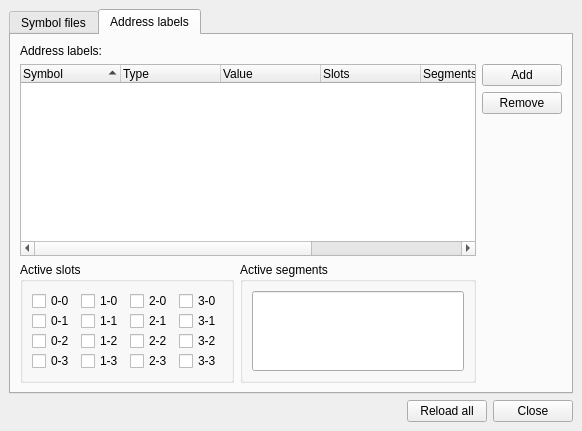
Qt form src/SymbolManager.ui (openMSX/debugger) before a commit.
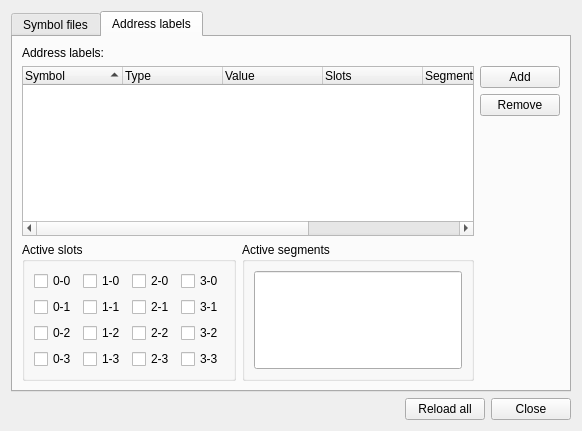
The same form after that commit. The open tabs and pages were chosen to show the change.

Commit message: Added reload function and several fixes in symbol manager.

What changed in the file:
```diff
--- a/src/SymbolManager.ui
+++ b/src/SymbolManager.ui
@@ -19,21 +19,6 @@
    <bool>true</bool>
   </property>
   <layout class="QVBoxLayout" >
-   <property name="spacing" >
-    <number>6</number>
-   </property>
-   <property name="leftMargin" >
-    <number>9</number>
-   </property>
-   <property name="topMargin" >
-    <number>9</number>
-   </property>
-   <property name="rightMargin" >
-    <number>9</number>
-   </property>
-   <property name="bottomMargin" >
-    <number>9</number>
-   </property>
    <item>
     <widget class="QTabWidget" name="tabWidget" >
      <property name="currentIndex" >
@@ -148,24 +133,6 @@
        <string>Address labels</string>
       </attribute>
       <layout class="QGridLayout" >
-       <property name="leftMargin" >
-        <number>9</number>
-       </property>
-       <property name="topMargin" >
-        <number>9</number>
-       </property>
-       <property name="rightMargin" >
-        <number>9</number>
-       </property>
-       <property name="bottomMargin" >
-        <number>9</number>
-       </property>
-       <property name="horizontalSpacing" >
-        <number>6</number>
-       </property>
-       <property name="verticalSpacing" >
-        <number>6</number>
-       </property>
        <item row="0" column="0" >
         <widget class="QLabel" name="label_2" >
          <property name="text" >
@@ -175,21 +142,6 @@
        </item>
        <item row="2" column="0" >
         <layout class="QHBoxLayout" >
-         <property name="spacing" >
-          <number>6</number>
-         </property>
-         <property name="leftMargin" >
-          <number>0</number>
-         </property>
-         <property name="topMargin" >
-          <number>0</number>
-         </property>
-         <property name="rightMargin" >
-          <number>0</number>
-         </property>
-         <property name="bottomMargin" >
-          <number>0</number>
-         </property>
          <item>
           <widget class="QGroupBox" name="groupSlots" >
            <property name="sizePolicy" >
@@ -202,38 +154,8 @@
             <string>Active slots</string>
            </property>
            <layout class="QHBoxLayout" >
-            <property name="spacing" >
-             <number>6</number>
-            </property>
-            <property name="leftMargin" >
-             <number>9</number>
-            </property>
-            <property name="topMargin" >
-             <number>9</number>
-            </property>
-            <property name="rightMargin" >
-             <number>9</number>
-            </property>
-            <property name="bottomMargin" >
-             <number>9</number>
-            </property>
             <item>
              <layout class="QVBoxLayout" >
-              <property name="spacing" >
-               <number>0</number>
-              </property>
-              <property name="leftMargin" >
-               <number>0</number>
-              </property>
-              <property name="topMargin" >
-               <number>0</number>
-              </property>
-              <property name="rightMargin" >
-               <number>0</number>
-              </property>
-              <property name="bottomMargin" >
-               <number>0</number>
-              </property>
               <item>
                <widget class="QCheckBox" name="chk00" >
                 <property name="text" >
@@ -266,21 +188,6 @@
             </item>
             <item>
              <layout class="QVBoxLayout" >
-              <property name="spacing" >
-               <number>0</number>
-              </property>
-              <property name="leftMargin" >
-               <number>0</number>
-              </property>
-              <property name="topMargin" >
-               <number>0</number>
-              </property>
-              <property name="rightMargin" >
-               <number>0</number>
-              </property>
-              <property name="bottomMargin" >
-               <number>0</number>
-              </property>
               <item>
                <widget class="QCheckBox" name="chk10" >
                 <property name="text" >
@@ -313,21 +220,6 @@
             </item>
             <item>
              <layout class="QVBoxLayout" >
-              <property name="spacing" >
-               <number>0</number>
-              </property>
-              <property name="leftMargin" >
-               <number>0</number>
-              </property>
-              <property name="topMargin" >
-               <number>0</number>
-              </property>
-              <property name="rightMargin" >
-               <number>0</number>
-              </property>
-              <property name="bottomMargin" >
-               <number>0</number>
-              </property>
               <item>
                <widget class="QCheckBox" name="chk20" >
                 <property name="text" >
@@ -360,21 +252,6 @@
             </item>
             <item>
              <layout class="QVBoxLayout" >
-              <property name="spacing" >
-               <number>0</number>
-              </property>
-              <property name="leftMargin" >
-               <number>0</number>
-              </property>
-              <property name="topMargin" >
-               <number>0</number>
-              </property>
-              <property name="rightMargin" >
-               <number>0</number>
-              </property>
-              <property name="bottomMargin" >
-               <number>0</number>
-              </property>
               <item>
                <widget class="QCheckBox" name="chk30" >
                 <property name="text" >
@@ -420,21 +297,6 @@
             <string>Active segments</string>
            </property>
            <layout class="QVBoxLayout" >
-            <property name="spacing" >
-             <number>6</number>
-            </property>
-            <property name="leftMargin" >
-             <number>9</number>
-            </property>
-            <property name="topMargin" >
-             <number>9</number>
-            </property>
-            <property name="rightMargin" >
-             <number>9</number>
-            </property>
-            <property name="bottomMargin" >
-             <number>9</number>
-            </property>
             <item>
              <widget class="QLineEdit" name="txtSegments" >
               <property name="sizePolicy" >
@@ -452,21 +314,6 @@
        </item>
        <item row="1" column="1" >
         <layout class="QVBoxLayout" >
-         <property name="spacing" >
-          <number>6</number>
-         </property>
-         <property name="leftMargin" >
-          <number>0</number>
-         </property>
-         <property name="topMargin" >
-          <number>0</number>
-         </property>
-         <property name="rightMargin" >
-          <number>0</number>
-         </property>
-         <property name="bottomMargin" >
-          <number>0</number>
-         </property>
          <item>
           <widget class="QPushButton" name="btnAddSymbol" >
            <property name="text" >
@@ -559,21 +406,6 @@
    </item>
    <item>
     <layout class="QHBoxLayout" >
-     <property name="spacing" >
-      <number>6</number>
-     </property>
-     <property name="leftMargin" >
-      <number>0</number>
-     </property>
-     <property name="topMargin" >
-      <number>0</number>
-     </property>
-     <property name="rightMargin" >
-      <number>0</number>
-     </property>
-     <property name="bottomMargin" >
-      <number>0</number>
-     </property>
      <item>
       <spacer>
        <property name="orientation" >
```
Left out of the diff: 33 changed lines with no effect on the pictures. The commit also changes 5 other files.
